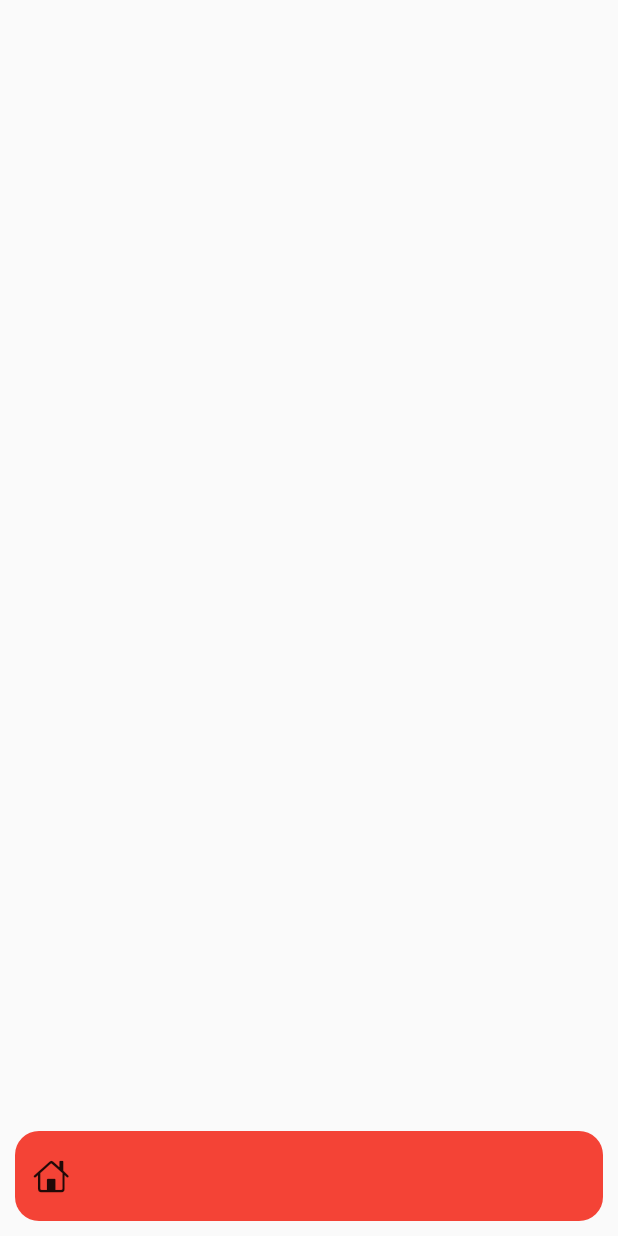
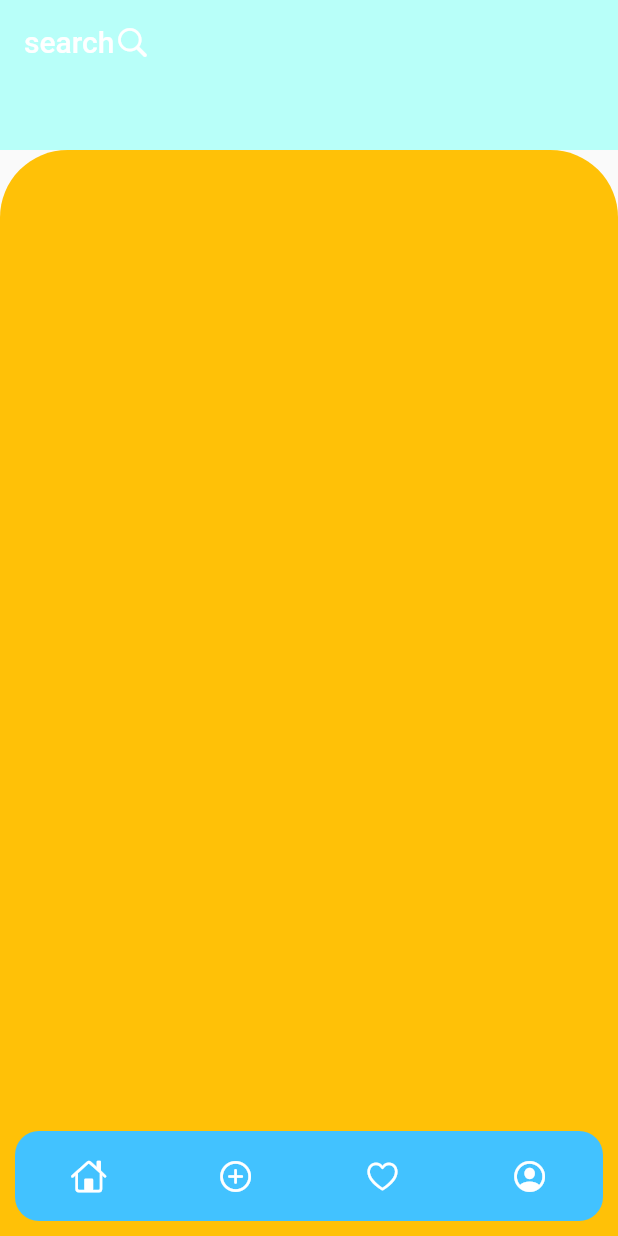
Before and after one commit to mohammad-pourbafrani/podcast, a Flutter app: the screen it shows after launch, on a phone screen of 412 x 824 dp. Run offline on Flutter 3.47's test engine with Material 2 defaults, Android fonts, the phone set to English and light mode, and no system bars; our stand-ins replace get.

Commit message:
add  theme and home screen

```diff
--- /dev/null
+++ b/lib/colors.dart
@@ -0,0 +1,8 @@
+import 'package:flutter/material.dart';
+
+class SolidColors {
+  static const colorLightIcon = Colors.white;
+  static const colorLightBottomNavigation = Color.fromARGB(255, 66, 194, 255);
+  static const colorLightAppBar = Color.fromARGB(255, 184, 255, 249);
+  static const colorDarkBottomNavigation = Color.fromARGB(255, 31, 66, 135);
+}
--- a/lib/main.dart
+++ b/lib/main.dart
@@ -1,6 +1,8 @@
 import 'package:flutter/material.dart';
 import 'package:get/get.dart';
 import 'package:podcast/languages.dart';
+import 'package:podcast/theme.dart';
+import 'package:podcast/view/home_screen.dart';
 import 'package:podcast/view/main_screen.dart';
 
 void main() {
@@ -18,7 +20,9 @@ class MyApp extends StatelessWidget {
       translations: Languages(),
       locale: Get.deviceLocale,
       fallbackLocale: const Locale('en', 'US'),
-      home: const MainScreen(),
+      theme: Themes.lightTheme,
+      darkTheme: Themes.darkTheme,
+      home: MainScreen(),
     );
   }
 }
--- /dev/null
+++ b/lib/theme.dart
@@ -0,0 +1,12 @@
+import 'package:flutter/cupertino.dart';
+import 'package:flutter/material.dart';
+import 'package:podcast/colors.dart';
+
+class Themes {
+  static final lightTheme = ThemeData(
+    iconTheme: const IconThemeData(
+      color: SolidColors.colorLightIcon,
+    ),
+  );
+  static final darkTheme = ThemeData();
+}
--- /dev/null
+++ b/lib/view/home_screen.dart
@@ -0,0 +1,47 @@
+import 'package:flutter/cupertino.dart';
+import 'package:flutter/material.dart';
+import 'package:get/get.dart';
+import 'package:podcast/colors.dart';
+import 'package:podcast/controller/main_screen_controller.dart';
+
+class HomeScreen extends StatelessWidget {
+  MainScreenController mainScreenController = Get.put(MainScreenController());
+
+  @override
+  Widget build(BuildContext context) {
+    return Scaffold(
+      body: NestedScrollView(
+        floatHeaderSlivers: true,
+        headerSliverBuilder: (BuildContext context, bool innerBoxIsScrolled) {
+          return <Widget>[
+            SliverAppBar(
+              backgroundColor: SolidColors.colorLightAppBar,
+              title: Row(
+                children: const [
+                  Text("search"),
+                  Icon(
+                    CupertinoIcons.search,
+                  ),
+                ],
+              ),
+              floating: true,
+              expandedHeight: 100.0,
+              forceElevated: innerBoxIsScrolled,
+            ),
+          ];
+        },
+        body: Container(
+          width: mainScreenController.size.width,
+          height: 400,
+          decoration: const BoxDecoration(
+            borderRadius: BorderRadius.only(
+              topLeft: Radius.circular(45),
+              topRight: Radius.circular(45),
+            ),
+            color: Colors.amber,
+          ),
+        ),
+      ),
+    );
+  }
+}
--- a/lib/view/main_screen.dart
+++ b/lib/view/main_screen.dart
@@ -1,7 +1,9 @@
 import 'package:flutter/cupertino.dart';
 import 'package:flutter/material.dart';
 import 'package:get/get.dart';
+import 'package:podcast/colors.dart';
 import 'package:podcast/controller/main_screen_controller.dart';
+import 'package:podcast/view/home_screen.dart';
 
 class MainScreen extends StatefulWidget {
   const MainScreen({Key? key}) : super(key: key);
@@ -21,6 +23,7 @@ class _MainScreenState extends State<MainScreen> {
             Container(
               width: mainScreenController.size.width,
               height: mainScreenController.size.height,
+              child: HomeScreen(),
             ),
             Positioned(
               left: 10,
@@ -31,16 +34,37 @@ class _MainScreenState extends State<MainScreen> {
                 height: 60,
                 decoration: BoxDecoration(
                   borderRadius: BorderRadius.circular(16),
-                  color: Colors.red,
+                  color: Get.isDarkMode
+                      ? SolidColors.colorDarkBottomNavigation
+                      : SolidColors.colorLightBottomNavigation,
                 ),
                 child: Row(
+                  mainAxisAlignment: MainAxisAlignment.spaceAround,
                   children: [
                     IconButton(
                       onPressed: () {},
                       icon: const Icon(
                         CupertinoIcons.home,
                       ),
-                    )
+                    ),
+                    IconButton(
+                      onPressed: () {},
+                      icon: const Icon(
+                        CupertinoIcons.add_circled,
+                      ),
+                    ),
+                    IconButton(
+                      onPressed: () {},
+                      icon: const Icon(
+                        CupertinoIcons.heart,
+                      ),
+                    ),
+                    IconButton(
+                      onPressed: () {},
+                      icon: const Icon(
+                        CupertinoIcons.profile_circled,
+                      ),
+                    ),
                   ],
                 ),
               ),
```
